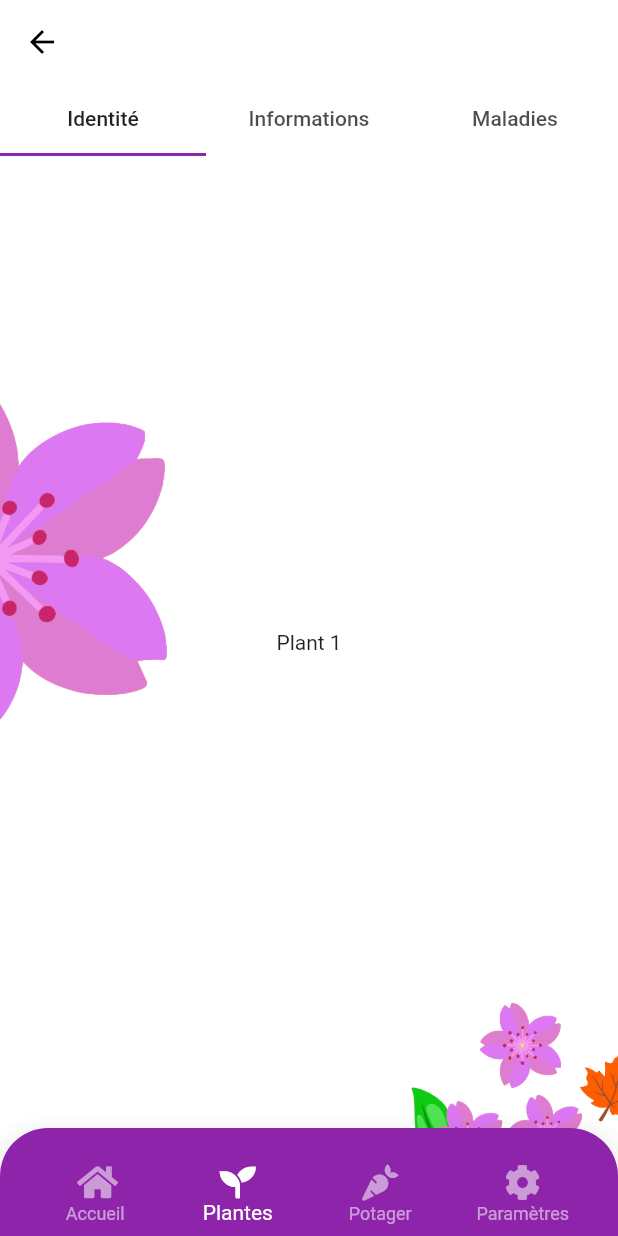
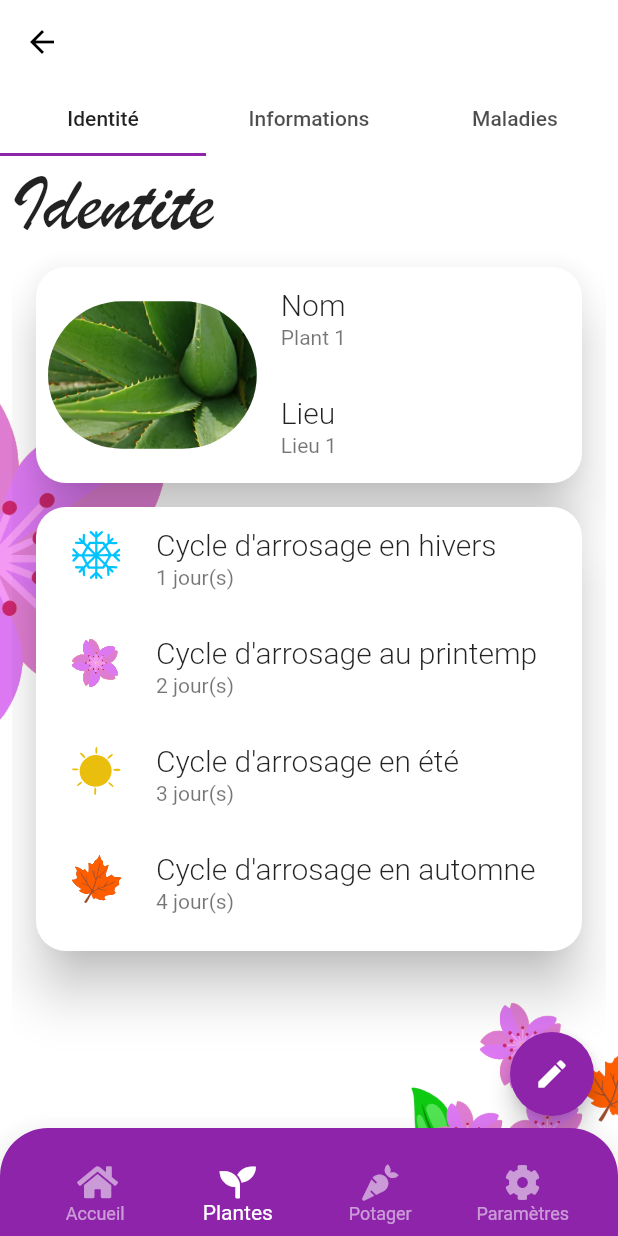
Before and after one commit to Feldrise/Pluctis, a Flutter app: the screen it shows after launch, item 2 of the bottom bar chosen, after a tap on "Détails", on a phone screen of 412 x 824 dp. Run offline on Flutter 3.47's test engine with Material 2 defaults, Android fonts, the phone set to English and light mode, and no system bars; our stand-ins replace flutter_svg, font_awesome_flutter.

Commit message:
[Add] Possibility to edit plant details

```diff
--- a/pluctis/lib/Pages/Plants/PlantDetailsPage.dart
+++ b/pluctis/lib/Pages/Plants/PlantDetailsPage.dart
@@ -1,5 +1,7 @@
 import 'package:flutter/material.dart';
 import 'package:pluctis/Models/Plant.dart';
+import 'package:pluctis/Pages/Plants/PlantIdentityColumn.dart';
+import 'package:pluctis/Widgets/Plants/PlantIdentityForm.dart';
 import 'package:provider/provider.dart';
 
 enum PlantDetailsTabItem { identity, information, disease }
@@ -23,6 +25,10 @@ class PlantDetailsPage extends StatefulWidget {
 
 class PlantDetailsPageState extends State<PlantDetailsPage> with SingleTickerProviderStateMixin {
   TabController _tabController;
+
+  bool _isEditing = false;
+
+  final _editIdentityFormKey = GlobalKey<FormState>();
 
   void _tabChanged() {
     setState(() {
@@ -65,12 +71,13 @@ class PlantDetailsPageState extends State<PlantDetailsPage> with SingleTickerPro
             child: TabBarView(
               controller: _tabController,
               children: <Widget>[
-                Center(child: Text(plant.name),),
+                _isEditing ? PlantIdentityForm(formKey: _editIdentityFormKey,) : PlantIdentityColumn(),
                 Center(child: Text("Infos"),),
                 Center(child: Text("Maladies"),)
               ],
             ),
           ),
+          floatingActionButton: _floatingButton(),
         );
       },
     );
@@ -79,4 +86,28 @@ class PlantDetailsPageState extends State<PlantDetailsPage> with SingleTickerPro
   _buildItem(PlantDetailsTabItem item) {
     return Tab(text: plantDetailsTabName[item],);
   }
+
+  Widget _floatingButton() {
+    if (_tabController.index == 0) {
+      return Container(
+        padding: EdgeInsets.only(bottom: 64),
+        child: FloatingActionButton(
+          tooltip: "Editer",
+          child: Icon(_isEditing ? Icons.check : Icons.edit, color: Colors.white,),
+          onPressed: () {
+            print("Edit plant pressed");
+            if (_isEditing) {
+              _editIdentityFormKey.currentState.save();
+            }
+
+            setState(() {
+              _isEditing = !_isEditing;
+            });
+          },
+        ),
+      );
+    }
+
+    return Container();
+  }
 }
--- /dev/null
+++ b/pluctis/lib/Pages/Plants/PlantIdentityColumn.dart
@@ -0,0 +1,56 @@
+import 'package:flutter/material.dart';
+import 'package:pluctis/Models/Plant.dart';
+import 'package:pluctis/Widgets/ItemsCard.dart';
+import 'package:pluctis/Widgets/ItemsTitleCard.dart';
+import 'package:provider/provider.dart';
+
+class PlantIdentityColumn extends StatelessWidget {
+  @override
+  Widget build(BuildContext context) {
+    return Consumer<Plant>(
+      builder: (context, plant, child) {
+        return SingleChildScrollView(
+          child: Column(
+            mainAxisSize: MainAxisSize.min,
+            mainAxisAlignment: MainAxisAlignment.start,
+            crossAxisAlignment: CrossAxisAlignment.start,
+            children: <Widget>[
+              Text("Identite", style: Theme.of(context).textTheme.title,),
+              ItemsTitleCard(
+                imageSource: "assets/images/plants/${plant.slug}.png",
+                titles: [
+                  "Nom",
+                  "Lieu"
+                ],
+                contents: [
+                  plant.name,
+                  plant.currentLocation
+                ],
+              ),
+              ItemsCard(
+                icons: [
+                  'winter',
+                  'spring',
+                  'summer',
+                  'autumn',
+                ],
+                titles: [
+                  "Cycle d'arrosage en hivers",
+                  "Cycle d'arrosage au printemp",
+                  "Cycle d'arrosage en été",
+                  "Cycle d'arrosage en automne",
+                ],
+                contents: [
+                  "${plant.winterCycle} jour(s)",
+                  "${plant.springCycle} jour(s)",
+                  "${plant.summerCycle} jour(s)",
+                  "${plant.autumnCycle} jour(s)",
+                ],
+              )
+            ],
+          ),
+        );
+      },
+    );
+  }
+}
--- a/pluctis/lib/TabNavigator.dart
+++ b/pluctis/lib/TabNavigator.dart
@@ -1,7 +1,6 @@
 import 'package:flutter/material.dart';
 import 'package:pluctis/BottomNavigation.dart';
 import 'package:pluctis/Pages/DashboardPage.dart';
-import 'package:pluctis/Pages/Plants/PlantDetailsPage.dart';
 import 'package:pluctis/Pages/Plants/PlantsPage.dart';
 
 class TabNavigatorRoutes {
--- /dev/null
+++ b/pluctis/lib/Widgets/ItemsCard.dart
@@ -0,0 +1,41 @@
+import 'package:flutter/material.dart';
+import 'package:flutter_svg/flutter_svg.dart';
+
+class ItemsCard extends StatelessWidget {
+  const ItemsCard({Key key,
+                   @required this.icons,
+                   @required this.titles,
+                   @required this.contents,
+  }) : assert(titles.length == contents.length);
+
+  final List<String> icons;
+  final List<String> titles;
+  final List<String> contents;
+
+  @override
+  Widget build(BuildContext context) {
+    return Card(
+      margin: EdgeInsets.only(top: 8, bottom: 8, left: 16, right: 16),
+      child: Padding(
+        padding: EdgeInsets.only(left: 8, right: 8, bottom: 8),
+        child: ListView.builder(
+          primary: false,
+          shrinkWrap: true,
+          itemCount: titles.length,
+          itemBuilder: (context, index) {
+            return ListTile(
+              leading: SvgPicture.asset(
+                'assets/svg/${icons[index]}.svg',
+                semanticsLabel: "Icon",
+                height: 32,
+              ),
+              title: Text(titles[index]),
+              subtitle: Text(contents[index]),
+            );
+            // return Text(titles[index]);
+          }
+        ),
+      ),
+    );
+  }
+}
--- /dev/null
+++ b/pluctis/lib/Widgets/ItemsTitleCard.dart
@@ -0,0 +1,58 @@
+import 'package:flutter/material.dart';
+
+class ItemsTitleCard extends StatelessWidget {
+  const ItemsTitleCard({Key key,
+                   @required this.imageSource,
+                   @required this.titles,
+                   @required this.contents,
+  }) : assert(titles.length == contents.length);
+
+  final String imageSource;
+
+  final List<String> titles;
+  final List<String> contents;
+
+  @override
+  Widget build(BuildContext context) {
+    return Card(
+      margin: EdgeInsets.only(top: 8, bottom: 8, left: 16, right: 16),
+      child: Padding(
+        padding: EdgeInsets.only(left: 8, right: 8),
+        child: Row(
+          mainAxisSize: MainAxisSize.min,
+          mainAxisAlignment: MainAxisAlignment.center,
+          // crossAxisAlignment: CrossAxisAlignment.start,
+          children: <Widget>[
+            // We show the image
+            Expanded(
+              flex: 4,
+              child: ClipRRect(
+                borderRadius: BorderRadius.circular(66),
+                child: Image(
+                  image: AssetImage(imageSource),
+                  fit: BoxFit.fill,
+                ),
+              ),
+            ),
+            // We show the fields
+            Expanded(
+              flex: 6,
+              child: ListView.builder(
+                primary: false,
+                shrinkWrap: true,
+                itemCount: titles.length,
+                itemBuilder: (context, index) {
+                  return ListTile(
+                    title: Text(titles[index]),
+                    subtitle: Text(contents[index]),
+                  );
+                  // return Text(titles[index]);
+                }
+              ),
+            )
+          ],
+        ),
+      ),
+    );
+  }
+}
--- a/pluctis/pubspec.yaml
+++ b/pluctis/pubspec.yaml
@@ -57,6 +57,7 @@ flutter:
   assets:
   - assets/images/
   - assets/images/plants/
+  - assets/svg/
 
   # An image asset can refer to one or more resolution-specific "variants", see
   # https://flutter.dev/assets-and-images/#resolution-aware.
```
Also changed, not shown: pluctis/lib/Widgets/Plants/PlantIdentityForm.dart (added, +195 -0 lines), pluctis/assets/svg/autumn.svg (added), pluctis/assets/svg/clock.svg (added), pluctis/assets/svg/crying.svg (added), pluctis/assets/svg/current_room.svg (added), pluctis/assets/svg/health.svg (added), pluctis/assets/svg/name.svg (added), pluctis/assets/svg/pot.svg (added), pluctis/assets/svg/spring.svg (added), pluctis/assets/svg/summer.svg (added), pluctis/assets/svg/sun_exposure.svg (added), pluctis/assets/svg/water_cycle.svg (added), pluctis/assets/svg/water_drop.svg (added), pluctis/assets/svg/winter.svg (added).
